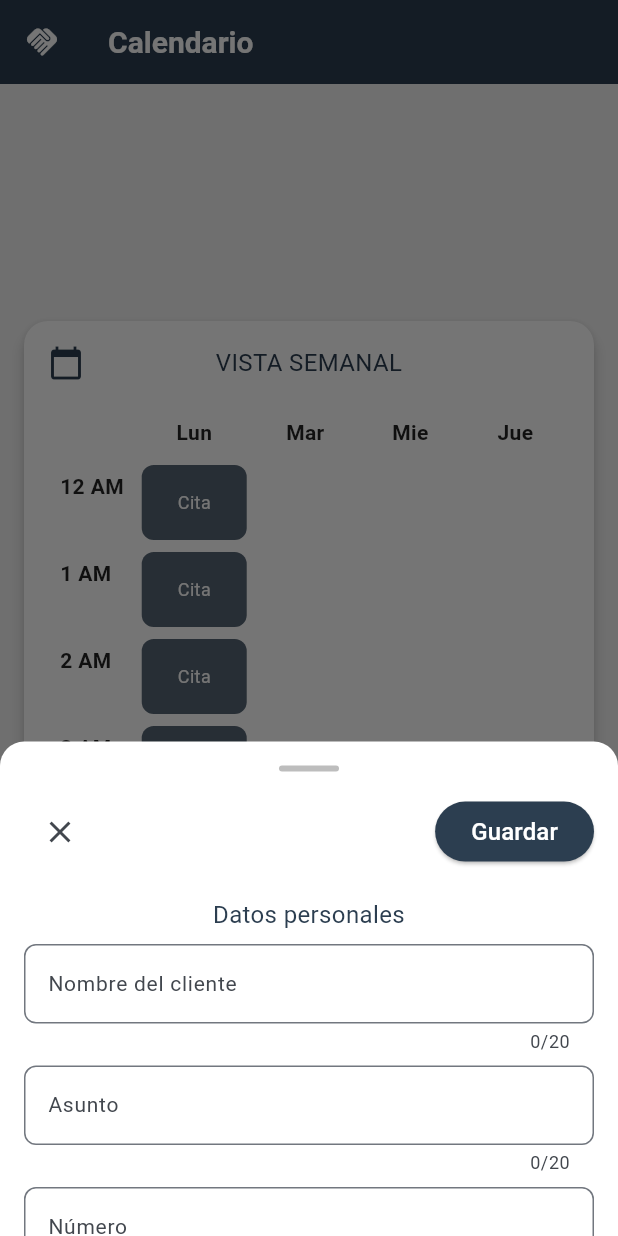
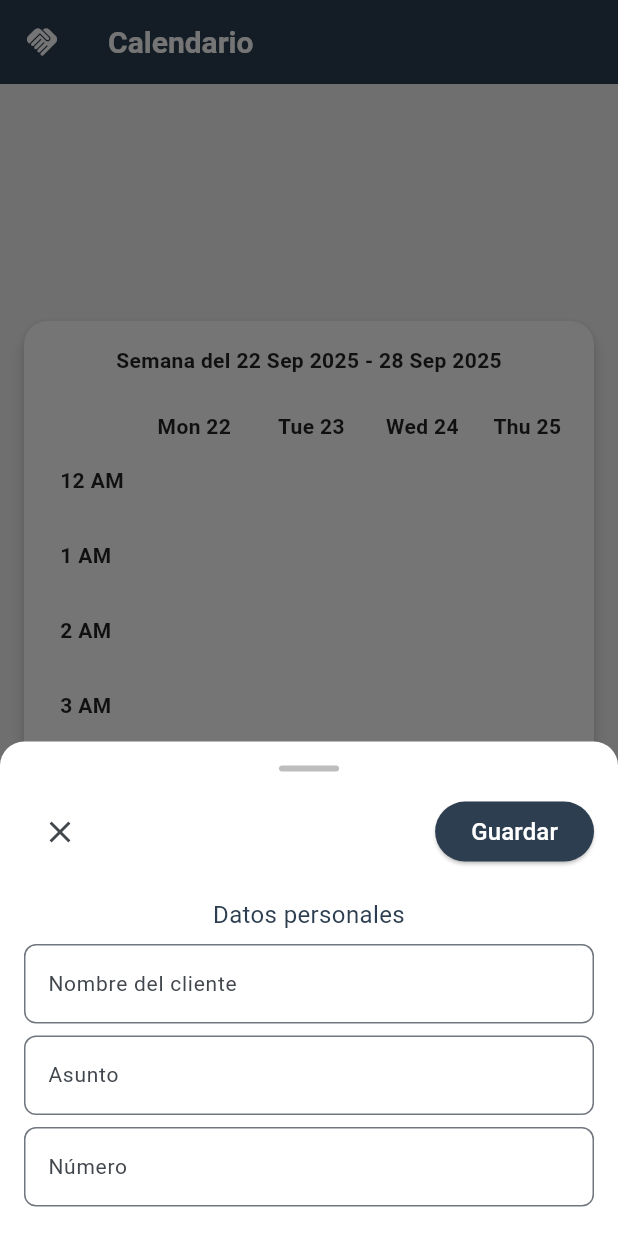
Before and after one commit to DianaCuriel/Neurify, a Flutter app: the screen it shows after launch, after a tap on the "add" icon, on a phone screen of 412 x 824 dp. Run offline on Flutter 3.47's test engine with Material 3 defaults, Android fonts, the phone set to English and light mode, and no system bars.

Commit message:
Widget de calendario
Se muestra las citas en la fecha y hora

```diff
--- a/lib/Calendario.dart
+++ b/lib/Calendario.dart
@@ -3,9 +3,32 @@ import 'Fijo/Appbar.dart';
 import 'Fijo/BottomNavigator.dart';
 import 'Calendario_card.dart';
 import 'Fijo/app_theme.dart';
+import 'Modelos/Calendario_model.dart';
 
-class CalendarioPage extends StatelessWidget {
+class CalendarioPage extends StatefulWidget {
   const CalendarioPage({super.key});
+
+  @override
+  _CalendarioPageState createState() => _CalendarioPageState();
+}
+
+class _CalendarioPageState extends State<CalendarioPage> {
+  List<Cliente> citas = [
+    Cliente(
+      nombre: "Juan Pérez",
+      asunto: 'prueba',
+      numero: 'prueba',
+      fecha: "22/09/2025",
+      hora: "14:00",
+    ),
+    Cliente(
+      nombre: "María López",
+      asunto: 'prueba',
+      numero: 'prueba',
+      fecha: "23/09/2025",
+      hora: "10:00",
+    ),
+  ];
 
   @override
   Widget build(BuildContext context) {
@@ -13,9 +36,8 @@ class CalendarioPage extends StatelessWidget {
       appBar: const MiAppBar(),
       body: Center(
         child: FractionallySizedBox(
-          // widthFactor: 0.9,
           heightFactor: 0.6,
-          child: const CalendarCard(),
+          child: CalendarCard(citas: citas, initialDate: DateTime.now()),
         ),
       ),
       floatingActionButton: FloatingActionButton(
@@ -25,23 +47,18 @@ class CalendarioPage extends StatelessWidget {
             isScrollControlled: true,
             backgroundColor: Colors.transparent,
             builder: (context) {
+              final nombreController = TextEditingController();
+              final asuntoController = TextEditingController();
+              final numeroController = TextEditingController();
+              final fechaController = TextEditingController();
+              final horaController = TextEditingController();
+
               return DraggableScrollableSheet(
                 initialChildSize: 0.4,
                 minChildSize: 0.2,
                 maxChildSize: 0.9,
                 expand: false,
                 builder: (context, scrollController) {
-                  final TextEditingController nombreController =
-                      TextEditingController();
-                  final TextEditingController asuntoController =
-                      TextEditingController();
-                  final TextEditingController numeroController =
-                      TextEditingController();
-                  final TextEditingController fechaController =
-                      TextEditingController();
-                  final TextEditingController horaController =
-                      TextEditingController();
-
                   return StatefulBuilder(
                     builder: (context, setState) {
                       return Container(
@@ -57,7 +74,6 @@ class CalendarioPage extends StatelessWidget {
                             padding: const EdgeInsets.all(16.0),
                             child: Column(
                               children: [
-                                // Indicador visual
                                 Container(
                                   width: 40,
                                   height: 4,
@@ -67,7 +83,6 @@ class CalendarioPage extends StatelessWidget {
                                     borderRadius: BorderRadius.circular(2),
                                   ),
                                 ),
-                                // Fila de cierre y guardar
                                 Row(
                                   mainAxisAlignment:
                                       MainAxisAlignment.spaceBetween,
@@ -78,19 +93,18 @@ class CalendarioPage extends StatelessWidget {
                                     ),
                                     ElevatedButton(
                                       onPressed: () {
-                                        // Crear un mapa con los datos
-                                        final datos = {
-                                          'nombre': nombreController.text,
-                                          'asunto': asuntoController.text,
-                                          'numero': numeroController.text,
-                                          'fecha': fechaController.text,
-                                          'hora': horaController.text,
-                                        };
-
-                                        Navigator.pop(
-                                          context,
-                                          datos,
-                                        ); // Enviar datos al cerrar
+                                        // Crear cliente y añadir a la lista
+                                        setState(() {
+                                          final nuevaCita = Cliente(
+                                            nombre: nombreController.text,
+                                            asunto: asuntoController.text,
+                                            numero: numeroController.text,
+                                            fecha: fechaController.text,
+                                            hora: horaController.text,
+                                          );
+                                          citas.add(nuevaCita);
+                                        });
+                                        Navigator.pop(context);
                                       },
                                       style: ElevatedButton.styleFrom(
                                         backgroundColor: AppTheme.primaryColor,
@@ -99,57 +113,47 @@ class CalendarioPage extends StatelessWidget {
                                     ),
                                   ],
                                 ),
-
                                 const SizedBox(height: 20),
                                 AppTheme.subtitleText('Datos personales'),
                                 const SizedBox(height: 8),
-
                                 TextField(
                                   controller: nombreController,
                                   decoration: const InputDecoration(
                                     hintText: "Nombre del cliente",
-                                    counterText: "0/20",
                                     border: OutlineInputBorder(
                                       borderRadius: BorderRadius.all(
                                         Radius.circular(8),
                                       ),
                                     ),
                                   ),
-                                  maxLength: 20,
                                 ),
                                 const SizedBox(height: 8),
                                 TextField(
                                   controller: asuntoController,
                                   decoration: const InputDecoration(
                                     hintText: "Asunto",
-                                    counterText: "0/20",
                                     border: OutlineInputBorder(
                                       borderRadius: BorderRadius.all(
                                         Radius.circular(8),
                                       ),
                                     ),
                                   ),
-                                  maxLength: 20,
                                 ),
                                 const SizedBox(height: 8),
                                 TextField(
                                   controller: numeroController,
                                   decoration: const InputDecoration(
                                     hintText: "Número",
-                                    counterText: "0/20",
                                     border: OutlineInputBorder(
                                       borderRadius: BorderRadius.all(
                                         Radius.circular(8),
                                       ),
                                     ),
                                   ),
-                                  maxLength: 20,
                                 ),
                                 const SizedBox(height: 20),
                                 AppTheme.subtitleText('Datos del día'),
                                 const SizedBox(height: 8),
-
-                                // Fecha y hora
                                 TextField(
                                   controller: fechaController,
                                   readOnly: true,
@@ -163,7 +167,7 @@ class CalendarioPage extends StatelessWidget {
                                     ),
                                   ),
                                   onTap: () async {
-                                    DateTime? fecha = await showDatePicker(
+                                    final fecha = await showDatePicker(
                                       context: context,
                                       initialDate: DateTime.now(),
                                       firstDate: DateTime(2000),
@@ -191,7 +195,7 @@ class CalendarioPage extends StatelessWidget {
                                     ),
                                   ),
                                   onTap: () async {
-                                    TimeOfDay? hora = await showTimePicker(
+                                    final hora = await showTimePicker(
                                       context: context,
                                       initialTime: TimeOfDay.now(),
                                     );
@@ -215,25 +219,12 @@ class CalendarioPage extends StatelessWidget {
                 },
               );
             },
-          ).then((datos) {
-            if (datos != null) {
-              // Aquí recibes los datos cuando el modal se cierra con "Guardar"
-              print("Nombre: ${datos['nombre']}");
-              print("Asunto: ${datos['asunto']}");
-              print("Número: ${datos['numero']}");
-              print("Fecha: ${datos['fecha']}");
-              print("Hora: ${datos['hora']}");
-
-              // Por ejemplo, enviar los datos a otra página
-              // Navigator.push(context, MaterialPageRoute(builder: (_) => OtraPagina(datos: datos)));
-            }
-          });
+          );
         },
         tooltip: 'Agregar',
         child: const Icon(Icons.add, color: Colors.white),
         backgroundColor: AppTheme.primaryColor,
       ),
-
       bottomNavigationBar: const MiBottomNav(),
     );
   }
--- a/lib/Calendario_card.dart
+++ b/lib/Calendario_card.dart
@@ -1,5 +1,7 @@
 import 'package:flutter/material.dart';
 import 'Fijo/app_theme.dart';
+import 'Modelos/Calendario_model.dart';
+import 'package:intl/intl.dart';
 
 typedef OnDateSelected = void Function(DateTime date);
 
@@ -7,57 +9,76 @@ class CalendarCard extends StatefulWidget {
   final DateTime? initialDate;
   final OnDateSelected? onDateSelected;
   final Color primaryColor;
+  final List<Cliente> citas;
 
   const CalendarCard({
     Key? key,
     this.initialDate,
     this.onDateSelected,
     this.primaryColor = AppTheme.primaryColor,
+    this.citas = const [],
   }) : super(key: key);
 
   @override
-  _CalendarCardState createState() => _CalendarCardState();
+  State<CalendarCard> createState() => _CalendarCardState();
 }
 
 class _CalendarCardState extends State<CalendarCard> {
-  late DateTime _selectedDate;
+  late DateTime _monday; // lunes de la semana
+  Map<String, Cliente> citasMap = {};
 
-  final List<String> _days = ["Lun", "Mar", "Mie", "Jue", "Vie", "Sab", "Dom"];
-  final List<String> _hours = [
-    "12 AM",
-    "1 AM",
-    "2 AM",
-    "3 AM",
-    "4 AM",
-    "5 AM",
-    "6 AM",
-    "7 AM",
-    "8 AM",
-    "9 AM",
-    "10 AM",
-    "11 AM",
-    "12 PM",
-    "1 PM",
-    "2 PM",
-    "3 PM",
-    "4 PM",
-    "5 PM",
-    "6 PM",
-    "7 PM",
-    "8 PM",
-    "9 PM",
-    "10 PM",
-    "11 PM",
-  ];
+  final List<int> _hours = List.generate(24, (i) => i);
 
   @override
   void initState() {
     super.initState();
-    _selectedDate = widget.initialDate ?? DateTime.now();
+    final now = widget.initialDate ?? DateTime.now();
+    _monday = now.subtract(Duration(days: now.weekday - 1));
+    _loadCitas(widget.citas);
+  }
+
+  // Método para cargar citas en el mapa
+  void _loadCitas(List<Cliente> lista) {
+    citasMap.clear();
+    for (var cita in lista) {
+      try {
+        final fecha = DateFormat("dd/MM/yyyy").parse(cita.fecha);
+        final horaParts = cita.hora.split(":");
+        final h = int.parse(horaParts[0]);
+        final m = int.parse(horaParts[1]);
+        final dt = DateTime(fecha.year, fecha.month, fecha.day, h, m);
+        final key = DateFormat("dd-MM-yyyy HH:mm").format(dt);
+        citasMap[key] = cita;
+      } catch (e) {
+        debugPrint("Error parseando cita: $e");
+      }
+    }
+  }
+
+  // Se llama cuando el widget padre cambia la lista de citas
+  @override
+  void didUpdateWidget(covariant CalendarCard oldWidget) {
+    super.didUpdateWidget(oldWidget);
+    if (oldWidget.citas != widget.citas) {
+      _loadCitas(widget.citas);
+      setState(() {});
+    }
+  }
+
+  List<DateTime> _getWeekDays() {
+    return List.generate(7, (i) => _monday.add(Duration(days: i)));
+  }
+
+  String _formatHour(int hour24) {
+    final period = hour24 >= 12 ? "PM" : "AM";
+    final hour12 = hour24 % 12 == 0 ? 12 : hour24 % 12;
+    return "$hour12 $period";
   }
 
   @override
   Widget build(BuildContext context) {
+    final weekDays = _getWeekDays();
+
     return Card(
       shape: RoundedRectangleBorder(borderRadius: BorderRadius.circular(16)),
       elevation: 4,
@@ -67,22 +88,15 @@ class _CalendarCardState extends State<CalendarCard> {
         padding: const EdgeInsets.all(16),
         child: Column(
           children: [
-            // Icono y título
-            Stack(
-              alignment: Alignment.center, // centra el texto
-              children: [
-                Row(
-                  children: [
-                    Icon(Icons.calendar_today, color: widget.primaryColor),
-                    const SizedBox(width: 8),
-                  ],
+            Text(
+              "Semana del ${DateFormat("d MMM yyyy").format(weekDays.first)}"
+              " - ${DateFormat("d MMM yyyy").format(weekDays.last)}",
+              style: const TextStyle(
+                fontWeight: FontWeight.bold,
+                color: AppTheme.accentColor,
               ),
-                AppTheme.subtitleText("VISTA SEMANAL"),
-              ],
             ),
-
             const SizedBox(height: 16),
-            // Tabla de horas vs días
             Expanded(
               child: SingleChildScrollView(
                 scrollDirection: Axis.vertical,
@@ -92,16 +106,16 @@ class _CalendarCardState extends State<CalendarCard> {
                     border: TableBorder.all(color: AppTheme.caja),
                     defaultColumnWidth: const IntrinsicColumnWidth(),
                     children: [
-                      // Encabezados de días
+                      // Encabezados
                       TableRow(
                         children: [
-                          const SizedBox(), // esquina vacía
-                          for (var day in _days)
+                          const SizedBox(),
+                          for (var day in weekDays)
                             Padding(
                               padding: const EdgeInsets.all(8.0),
                               child: Center(
                                 child: Text(
-                                  day,
+                                  "${DateFormat('EEE').format(day)} ${day.day}",
                                   style: const TextStyle(
                                     fontWeight: FontWeight.bold,
                                     color: AppTheme.accentColor,
@@ -115,56 +129,69 @@ class _CalendarCardState extends State<CalendarCard> {
                       for (var hour in _hours)
                         TableRow(
                           children: [
-                            // Hora
                             Padding(
                               padding: const EdgeInsets.all(8.0),
                               child: Text(
-                                hour,
+                                _formatHour(hour),
                                 style: const TextStyle(
                                   fontWeight: FontWeight.bold,
                                   color: AppTheme.accentColor,
                                 ),
                               ),
                             ),
-                            // Solo un contenedor por fila (por ejemplo para el primer día)
-                            GestureDetector(
+                            for (var day in weekDays)
+                              Builder(
+                                builder: (context) {
+                                  final dt = DateTime(
+                                    day.year,
+                                    day.month,
+                                    day.day,
+                                    hour,
+                                  );
+                                  final key = DateFormat(
+                                    "dd-MM-yyyy HH:mm",
+                                  ).format(dt);
+                                  final cita = citasMap[key];
+
+                                  if (cita != null) {
+                                    return GestureDetector(
                                       onTap: () {
-                                final selectedDate = DateTime(
-                                  _selectedDate.year,
-                                  _selectedDate.month,
-                                  _selectedDate.day, // solo el primer día
-                                );
                                         if (widget.onDateSelected != null) {
-                                  widget.onDateSelected!(selectedDate);
+                                          widget.onDateSelected!(dt);
                                         }
                                       },
                                       child: Container(
                                         height: 50,
-                                width: 70, // ancho fijo
+                                        width: 70,
                                         margin: const EdgeInsets.all(4),
                                         decoration: BoxDecoration(
-                                  color: widget.primaryColor.withOpacity(0.8),
-                                  borderRadius: BorderRadius.circular(8),
+                                          color: widget.primaryColor
+                                              .withOpacity(0.8),
+                                          borderRadius: BorderRadius.circular(
+                                            8,
                                           ),
-                                child: const Center(
+                                        ),
+                                        child: Center(
                                           child: Text(
-                                    "Cita", // ya no repite i+1
-                                    style: TextStyle(
+                                            cita.nombre,
+                                            style: const TextStyle(
                                               color: Colors.white,
                                               fontSize: 12,
                                             ),
                                           ),
                                         ),
                                       ),
+                                    );
+                                  } else {
+                                    return const SizedBox(
+                                      height: 50,
+                                      width: 70,
+                                    );
+                                  }
+                                },
                               ),
-                            // Puedes repetirlo manualmente para cada día si quieres
-                            // o dejar SizedBox() para las otras celdas vacías
-                            for (var i = 1; i < _days.length; i++)
-                              const SizedBox(height: 50, width: 70),
                           ],
                         ),
-
-                      // Filas de horas
                     ],
                   ),
                 ),
```
Lines whose indentation alone changed are shown as unchanged.
